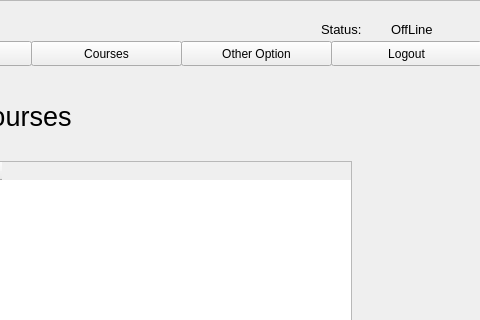
Qt form resources/UI/seeCourseProf.ui (Poom1997/gman) before a commit; both pictures show x 420 to 900 and y 0 to 320 of the 900 by 600 pixel window.
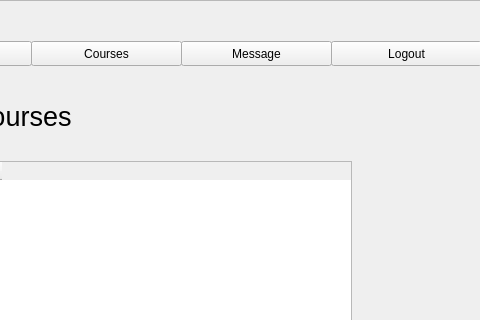
The same form after that commit.

Patch:
```diff
--- a/resources/UI/seeCourseProf.ui
+++ b/resources/UI/seeCourseProf.ui
@@ -34,24 +34,6 @@
       <height>598</height>
      </rect>
     </property>
-    <widget class="QLabel" name="label_6">
-     <property name="geometry">
-      <rect>
-       <x>740</x>
-       <y>20</y>
-       <width>61</width>
-       <height>16</height>
-      </rect>
-     </property>
-     <property name="font">
-      <font>
-       <pointsize>10</pointsize>
-      </font>
-     </property>
-     <property name="text">
-      <string>Status:</string>
-     </property>
-    </widget>
     <widget class="QPushButton" name="othersButton">
      <property name="geometry">
       <rect>
@@ -62,7 +44,7 @@
       </rect>
      </property>
      <property name="text">
-      <string>Other Option</string>
+      <string>Message</string>
      </property>
     </widget>
     <widget class="QPushButton" name="profileButton">
@@ -78,24 +60,6 @@
       <string>Profile</string>
      </property>
     </widget>
-    <widget class="QLabel" name="status_3">
-     <property name="geometry">
-      <rect>
-       <x>810</x>
-       <y>20</y>
-       <width>53</width>
-       <height>16</height>
-      </rect>
-     </property>
-     <property name="font">
-      <font>
-       <pointsize>10</pointsize>
-      </font>
-     </property>
-     <property name="text">
-      <string>OffLine</string>
-     </property>
-    </widget>
     <widget class="QPushButton" name="homeButton">
      <property name="geometry">
       <rect>
```
Left out of the diff: 2 changed lines with no effect on the pictures.
